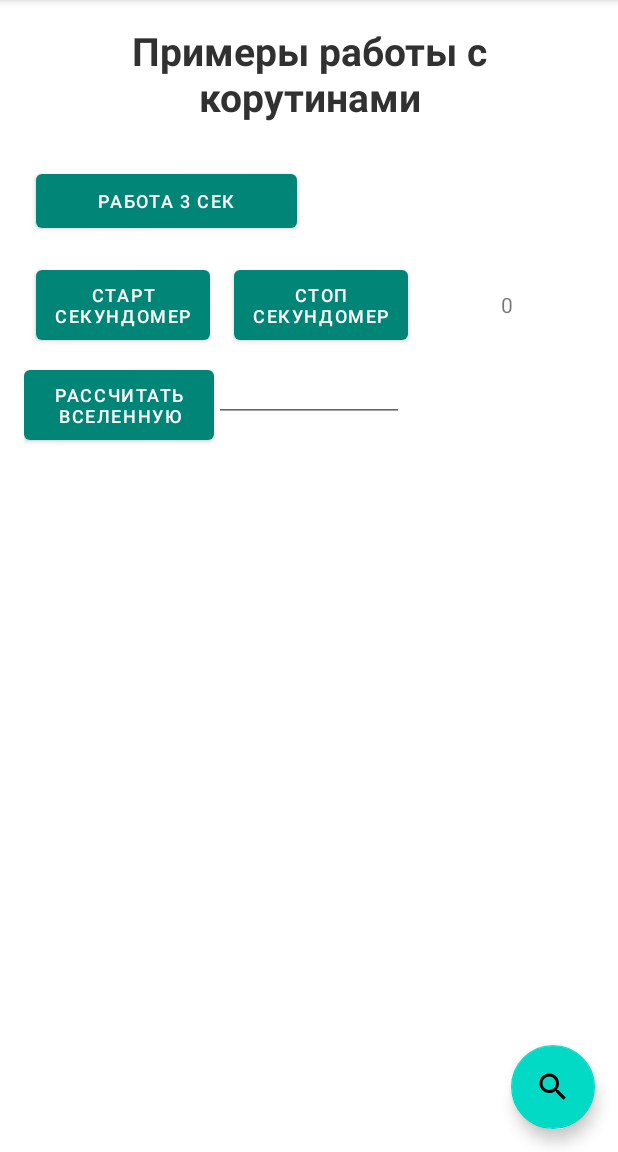
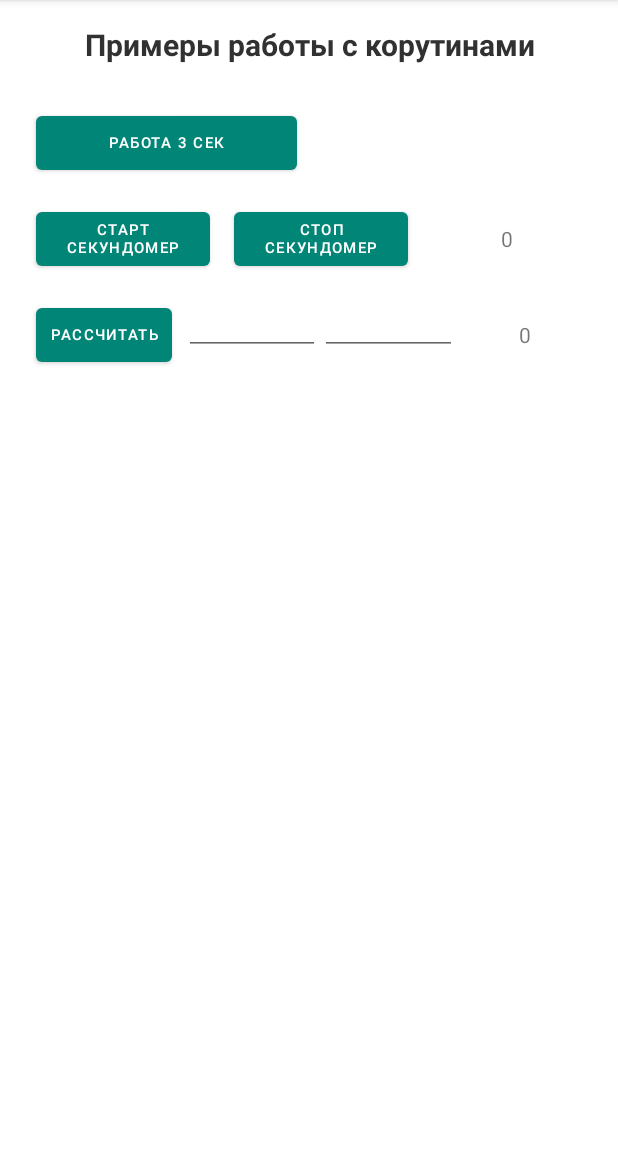
Before and after one commit to catdimson/dictionary_app, an Android app: the screen it shows after launch (MainActivity), after a tap on "ПРИМЕРЫ С КОРУТИНАМИ", on a phone screen of 412 x 824 dp, the part 84-1236 px from its top. Run offline under Robolectric (Android 15) with nearby library versions, the phone set to English and light mode, and no system bars; our stand-ins replace RxJava.

Commit message:
lesson3 искусственный пример #3

```diff
--- a/app/src/main/java/com/example/dictionaryapp/ui/CoroutinesFragment.kt
+++ b/app/src/main/java/com/example/dictionaryapp/ui/CoroutinesFragment.kt
@@ -32,6 +32,7 @@ class CoroutinesFragment : Fragment() {
     private fun initListeners() {
         await3secListener()
         stopwatchListener()
+        sumNumbersListener()
     }
 
     // 1 По клику ждем 3 сек и появляется сообщение об этом в textview
@@ -82,5 +83,32 @@ class CoroutinesFragment : Fragment() {
     private fun stopStopwatch(stopwatchJob: Job, view: TextView) {
         stopwatchJob.cancel()
         view.text = 0.toString()
+
+    }
+
+    // 3 Рассчитать сумму значений через async await
+    private fun sumNumbersListener() {
+        val scope = CoroutineScope(Dispatchers.IO)
+        var jobSumNums: Deferred<Long>? = null
+        binding.calculateButton.setOnClickListener {
+            binding.calculateResult.text = 0.toString()
+            jobSumNums?.cancel()
+
+            jobSumNums = scope.async {
+                withContext(Dispatchers.Main) {
+                    val num1 = binding.calculateNum1.text.toString().toLong()
+                    val num2 = binding.calculateNum2.text.toString().toLong()
+                    delay(num1 * 1000 + num2 * 1000)
+                    num1 + num2
+                }
+            }
+
+            scope.launch {
+                withContext(Dispatchers.Main) {
+                    val sum = jobSumNums?.await().toString()
+                    binding.calculateResult.text = sum
+                }
+            }
+        }
     }
 }
--- a/app/src/main/java/com/example/dictionaryapp/ui/MainActivity.kt
+++ b/app/src/main/java/com/example/dictionaryapp/ui/MainActivity.kt
@@ -52,6 +52,7 @@ class MainActivity : BaseActivity<AppState>() {
         binding.coroutinesFragmentButton.setOnClickListener {
             val coroutinesFragment = CoroutinesFragment.newInstance()
             binding.coroutinesFragmentButton.isVisible = false
+            binding.searchFab.isVisible = false
             supportFragmentManager
                 .beginTransaction()
                 .addToBackStack(null)
--- a/app/src/main/res/layout/fragment_coroutines.xml
+++ b/app/src/main/res/layout/fragment_coroutines.xml
@@ -10,7 +10,7 @@
         android:layout_width="match_parent"
         android:layout_height="wrap_content"
         android:textAlignment="center"
-        android:textSize="26sp"
+        android:textSize="20sp"
         android:textStyle="bold"
         android:textColor="@color/color_black"
         android:text="@string/coroutines_example"
@@ -25,16 +25,16 @@
             android:id="@+id/three_sec_button"
             android:layout_width="0dp"
             android:layout_weight="1"
-            android:padding="8dp"
+            android:padding="4dp"
             android:layout_margin="8dp"
-            android:textSize="12sp"
+            android:textSize="10sp"
             android:text="@string/three_sec_text"
             android:layout_height="wrap_content" />
 
         <TextView
             android:id="@+id/three_sec_button_result"
             android:layout_width="0dp"
-            android:padding="8dp"
+            android:padding="4dp"
             android:layout_margin="8dp"
             android:layout_height="wrap_content"
             android:layout_weight="1" />
@@ -50,8 +50,8 @@
             android:id="@+id/stopwatch_button"
             android:layout_width="0dp"
             android:layout_weight="1"
-            android:padding="8dp"
-            android:textSize="12sp"
+            android:padding="4dp"
+            android:textSize="10sp"
             android:layout_margin="8dp"
             android:text="@string/stopwatch_text"
             android:layout_height="wrap_content" />
@@ -60,9 +60,9 @@
             android:id="@+id/stop_stopwatch_button"
             android:layout_width="0dp"
             android:layout_weight="1"
-            android:padding="8dp"
+            android:padding="4dp"
             android:layout_margin="8dp"
-            android:textSize="12sp"
+            android:textSize="10sp"
             android:text="@string/stop_text"
             android:layout_height="wrap_content" />
 
@@ -71,7 +71,7 @@
             android:text="0"
             android:layout_width="0dp"
             android:gravity="center"
-            android:padding="8dp"
+            android:padding="4dp"
             android:layout_height="wrap_content"
             android:layout_weight="1" />
     </LinearLayout>
@@ -79,32 +79,43 @@
     <LinearLayout
         android:layout_width="match_parent"
         android:layout_height="wrap_content"
-        android:orientation="horizontal">
+        android:orientation="horizontal"
+        android:gravity="center">
 
         <Button
-            android:id="@+id/world_button"
+            android:id="@+id/calculate_button"
             android:layout_width="0dp"
             android:layout_weight="1"
-            android:padding="8dp"
-            android:textSize="12sp"
-            android:text="@string/world_button_text"
+            android:padding="4dp"
+            android:textSize="10sp"
+            android:layout_margin="8dp"
+            android:text="@string/calculate_text"
             android:layout_height="wrap_content" />
 
         <EditText
-            android:id="@+id/factorial_edit_text"
+            android:id="@+id/calculate_num1"
             android:layout_width="0dp"
-            android:padding="8dp"
+            android:layout_height="wrap_content"
+            android:layout_weight="1"
+            android:padding="4dp"
+            android:textSize="12sp" />
+
+        <EditText
+            android:id="@+id/calculate_num2"
+            android:layout_width="0dp"
+            android:layout_height="wrap_content"
+            android:layout_weight="1"
+            android:padding="4dp"
+            android:textSize="12sp" />
+
+        <TextView
+            android:id="@+id/calculate_result"
+            android:text="0"
+            android:layout_width="0dp"
+            android:gravity="center"
+            android:padding="4dp"
             android:layout_height="wrap_content"
             android:layout_weight="1" />
-
-        <TextView
-            android:id="@+id/factorial_text_view_result"
-            android:layout_width="0dp"
-            android:padding="8dp"
-            android:layout_height="wrap_content"
-            android:layout_weight="1" />
-
-
     </LinearLayout>
 
 </LinearLayout>
--- a/app/src/main/res/values/strings.xml
+++ b/app/src/main/res/values/strings.xml
@@ -13,4 +13,5 @@
     <string name="world_button_text">Рассчитать вселенную</string>
     <string name="coroutines_example">Примеры работы с корутинами</string>
     <string name="stop_text">Стоп секундомер</string>
+    <string name="calculate_text">Рассчитать</string>
 </resources>
```
